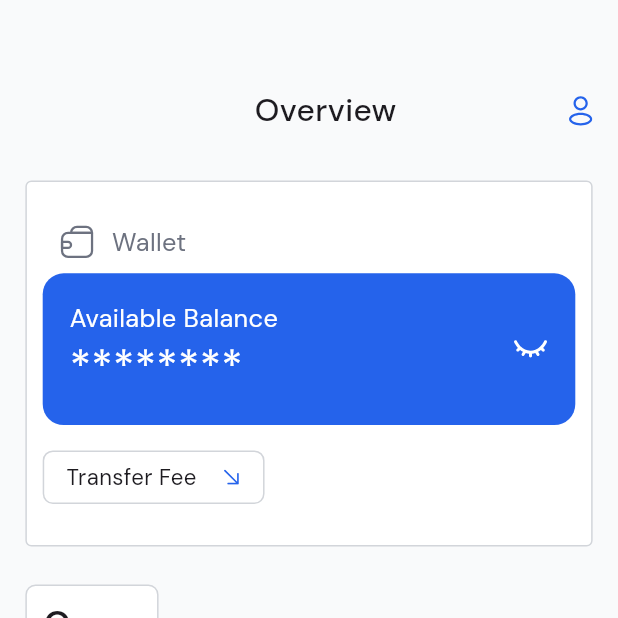
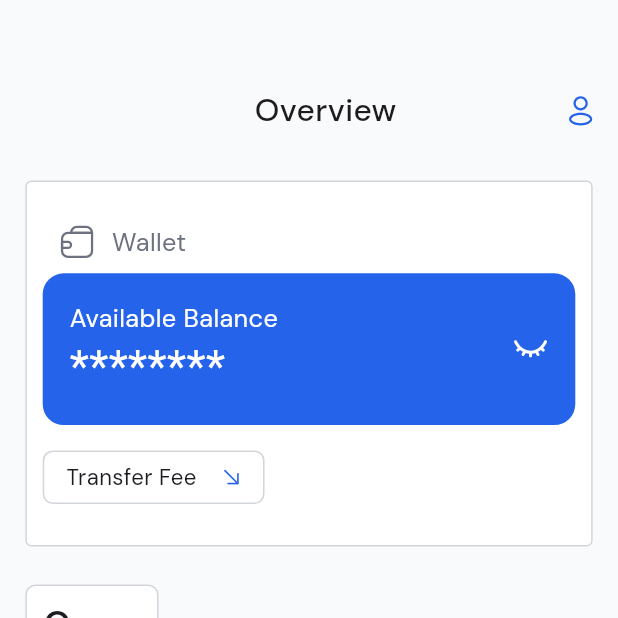
Before and after one commit to Shiido1/daalu_pay_super_admin, a Flutter app: the OverviewScreen screen opened directly, on a phone screen of 412 x 824 dp, the top half of it. Run offline on Flutter 3.47's test engine with Material 3 defaults, Android fonts, the light colour scheme and no system bars; our stand-ins replace another_flushbar, dio, flutter_screenutil, flutter_spinkit, flutter_svg, google_fonts and 8 more; accounts and stored records are empty; generated files the repository leaves out were written again; network calls fail.

Commit message:
commit last

```diff
--- /dev/null
+++ b/lib/core/connect_end/model/get_transfer_fees_model_response/datum.dart
@@ -0,0 +1,26 @@
+import 'package:json_annotation/json_annotation.dart';
+
+part 'datum.g.dart';
+
+@JsonSerializable()
+class Datum {
+  num? id;
+  String? currencyCode;
+  String? fee;
+  DateTime? createdAt;
+  DateTime? updatedAt;
+  String? currency;
+
+  Datum({
+    this.id,
+    this.currencyCode,
+    this.fee,
+    this.createdAt,
+    this.updatedAt,
+    this.currency,
+  });
+
+  factory Datum.fromJson(Map<String, dynamic> json) => _$DatumFromJson(json);
+
+  Map<String, dynamic> toJson() => _$DatumToJson(this);
+}
--- a/lib/ui/screen/super_admin_dashboard/overview/overview_screen.dart
+++ b/lib/ui/screen/super_admin_dashboard/overview/overview_screen.dart
@@ -162,9 +162,11 @@ class _OverviewScreenState extends State<OverviewScreen> {
                                       text: isTapped
                                           ? '${getCurrency()}${oCcy.format(double.parse(model.getStatistisResponseModell?.data?.nairaBalance?.toString() ?? '0'))}'
                                           : '********',
+                                      textStyle: TextStyle(
                                         fontSize: 28.sp,
                                         fontWeight: FontWeight.w400,
                                         color: AppColor.white,
+                                      ),
                                     ),
                                   ],
                                 ),
@@ -464,6 +466,7 @@ class _OverviewScreenState extends State<OverviewScreen> {
                                       TextView(
                                         text:
                                             '${getAllCurrency(o.fromCurrency)}${oCcy.format(double.parse(o.fromAmount!))} -> ${oCcy.format(double.parse(o.toAmount!))}${getAllCurrency(o.toCurrency)}',
+                                        textStyle: TextStyle(
                                           color: o.status == 'approved'
                                               ? AppColor.green
                                               : o.status == 'rejected'
@@ -471,6 +474,7 @@ class _OverviewScreenState extends State<OverviewScreen> {
                                                   : AppColor.yellow,
                                           fontSize: 12.sp,
                                           fontWeight: FontWeight.w500,
+                                        ),
                                       ),
                                       SizedBox(
                                         height: 20.h,
--- a/lib/ui/screen/super_admin_dashboard/transactions/super_admin_transaction_screen.dart
+++ b/lib/ui/screen/super_admin_dashboard/transactions/super_admin_transaction_screen.dart
@@ -120,8 +120,10 @@ class SuperAdminTransactionScreen extends StatelessWidget {
                             TextView(
                               text:
                                   '${getAllCurrency(e.fromCurrency)}${oCcy.format(double.parse(e.fromAmount!))} -> ${oCcy.format(double.parse(e.toAmount!))}${getAllCurrency(e.toCurrency)}',
+                              textStyle: TextStyle(
                                 fontSize: 26.sp,
                                 fontWeight: FontWeight.w500,
+                              ),
                             ),
                             SizedBox(
                               height: 20.h,
@@ -306,6 +308,7 @@ class SuperAdminTransactionScreen extends StatelessWidget {
                                   TextView(
                                     text:
                                         '${getAllCurrency(o.fromCurrency)}${oCcy.format(double.parse(o.fromAmount!))} -> ${oCcy.format(double.parse(o.toAmount!))}${getAllCurrency(o.toCurrency)}',
+                                    textStyle: TextStyle(
                                       color: o.status == 'approved'
                                           ? AppColor.green
                                           : o.status == 'rejected'
@@ -313,6 +316,7 @@ class SuperAdminTransactionScreen extends StatelessWidget {
                                               : AppColor.yellow,
                                       fontSize: 12.sp,
                                       fontWeight: FontWeight.w500,
+                                    ),
                                   ),
                                   SizedBox(
                                     height: 20.h,
--- a/lib/ui/screen/widget/text_widget.dart
+++ b/lib/ui/screen/widget/text_widget.dart
@@ -43,11 +43,12 @@ class TextView extends StatelessWidget {
   Widget build(BuildContext context) {
     return Text(
       text,
-      style: GoogleFonts.dmSans(
-          color: color,
-          fontSize: fontSize,
-          fontWeight: fontWeight,
-          fontStyle: fontStyle),
+      style: textStyle ??
+          GoogleFonts.dmSans(
+              color: color,
+              fontSize: fontSize,
+              fontWeight: fontWeight,
+              fontStyle: fontStyle),
       textAlign: textAlign,
       overflow: textOverflow,
       maxLines: maxLines,
```
Also changed, not shown: lib/core/connect_end/model/create_transfer_fees_entity_model.dart (added, +18 -0 lines), lib/core/connect_end/model/create_transfer_fees_response_model/create_transfer_fees_response_model.dart (added, +22 -0 lines), lib/core/connect_end/model/create_transfer_fees_response_model/data.dart (added, +24 -0 lines), lib/core/connect_end/model/get_transfer_fees_model_response/get_transfer_fees_model_response.dart (added, +20 -0 lines), lib/core/connect_end/model/create_transfer_fees_response_model/create_transfer_fees_response_model.g.dart (added), lib/core/connect_end/model/create_transfer_fees_response_model/data.g.dart (added), lib/core/connect_end/model/get_transfer_fees_model_response/datum.g.dart (added), lib/core/connect_end/model/get_transfer_fees_model_response/get_transfer_fees_model_response.g.dart (added), 3 other files. Lines whose indentation alone changed are shown as unchanged.
